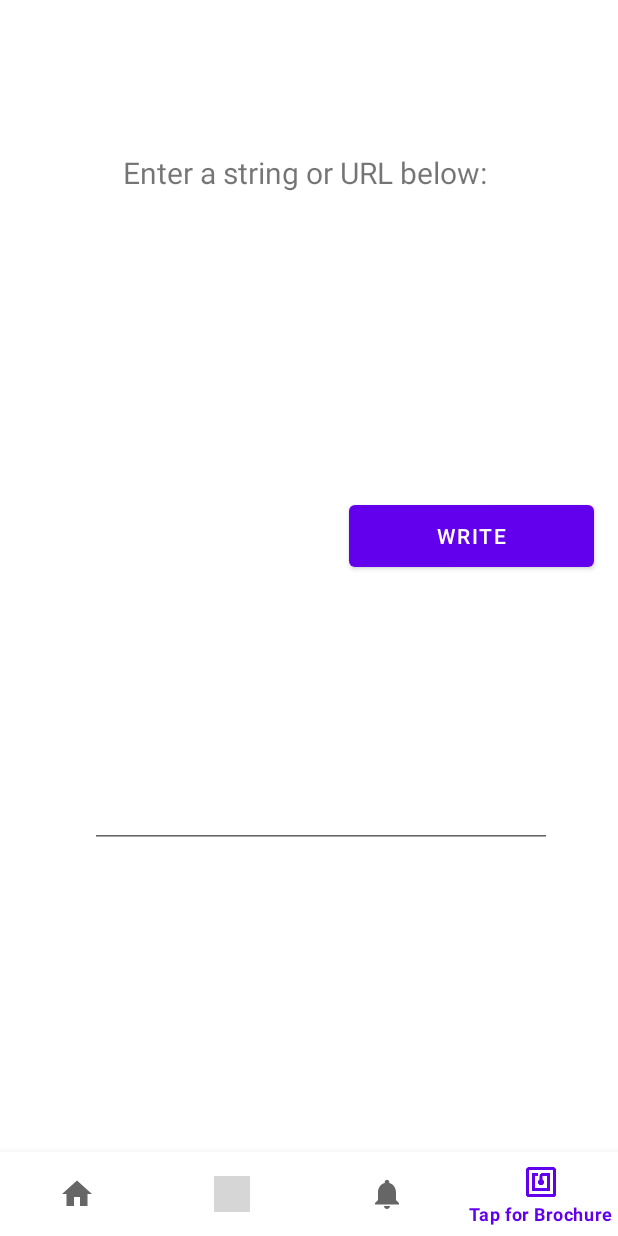
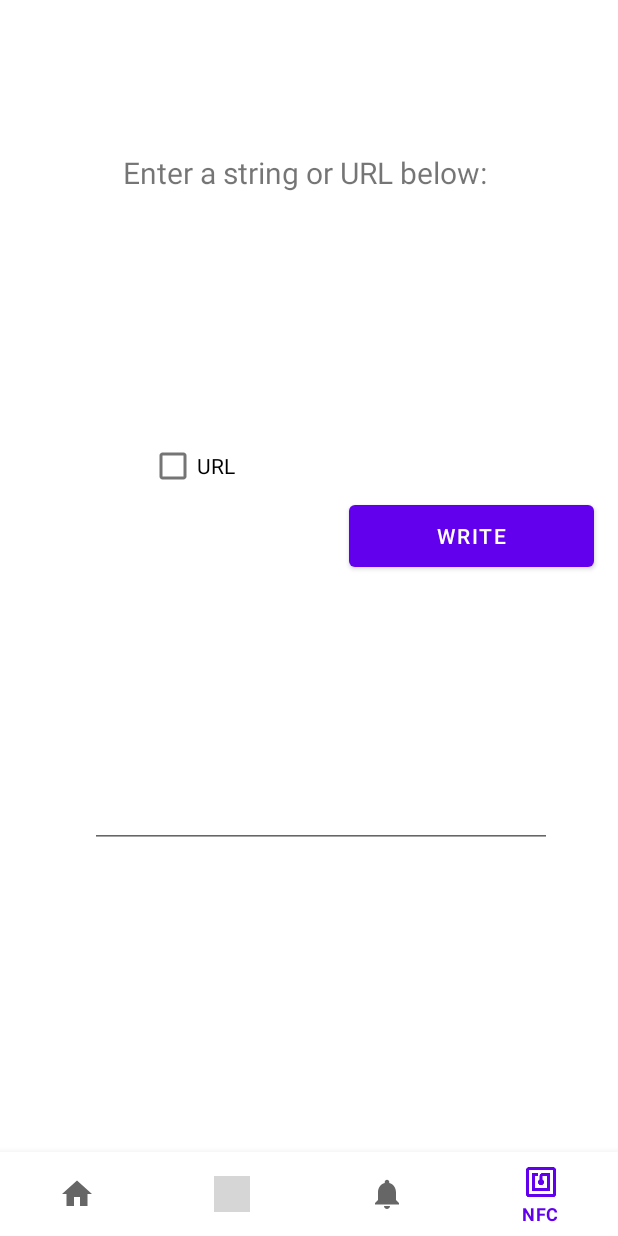
Before and after one commit to sarinderv/CMPE277-Zeus-Realty, an Android app: the NfcFragment screen opened through its navigation route, on a phone screen of 412 x 824 dp. Run offline under Robolectric (Android 15) with nearby library versions, the phone set to English and light mode, and no system bars; our stand-ins replace navigation-ui; libraries missing offline, so code that uses them is left out: com.nostra13.universalimageloader; 6 statements that could not run were skipped; grey boxes are pictures that could not be loaded.

Commit message:
added url checkbox

```diff
--- a/android-app/app/src/main/java/com/cmpe277/project/zeusrealty/MainActivity.java
+++ b/android-app/app/src/main/java/com/cmpe277/project/zeusrealty/MainActivity.java
@@ -11,7 +11,6 @@ import android.nfc.NfcAdapter;
 import android.os.Bundle;
 
 import com.cmpe277.project.zeusrealty.ui.nfc.NfcActivity;
-import com.cmpe277.project.zeusrealty.ui.nfc.NfcFragment;
 import com.google.android.material.bottomnavigation.BottomNavigationView;
 
 import androidx.appcompat.app.AppCompatActivity;
--- a/android-app/app/src/main/java/com/cmpe277/project/zeusrealty/ui/nfc/NfcFragment.java
+++ b/android-app/app/src/main/java/com/cmpe277/project/zeusrealty/ui/nfc/NfcFragment.java
@@ -5,6 +5,7 @@ import android.view.LayoutInflater;
 import android.view.View;
 import android.view.ViewGroup;
 import android.widget.Button;
+import android.widget.CheckBox;
 import android.widget.TextView;
 import android.widget.Toast;
 
@@ -13,8 +14,6 @@ import androidx.fragment.app.Fragment;
 import androidx.lifecycle.ViewModelProvider;
 
 import com.cmpe277.project.zeusrealty.databinding.FragmentNfcBinding;
-
-import java.util.Date;
 
 import pillownfc.PillowNfcManager;
 import pillownfc.util.WriteTagHelper;
@@ -45,6 +44,7 @@ public class NfcFragment extends Fragment {
         View root = binding.getRoot();
 
         final TextView textView = binding.textNfc;
+        final CheckBox url = binding.isUrl;
         nfcViewModel.getText().observe(getViewLifecycleOwner(), textView::setText);
 
         nfcManager = new PillowNfcManager(getActivity());
@@ -59,7 +59,7 @@ public class NfcFragment extends Fragment {
         Button writeButton = binding.writeButton;
         writeButton.setOnClickListener(v -> {
             String text = binding.textInput.getText().toString();
-            writeHelper.writeText(text);
+            writeHelper.writeText(text, url.isChecked());
         });
         return root;
     }
--- a/android-app/app/src/main/java/pillownfc/util/WriteTagHelper.java
+++ b/android-app/app/src/main/java/pillownfc/util/WriteTagHelper.java
@@ -32,10 +32,10 @@ public class WriteTagHelper implements PillowNfcManager.TagWriteErrorListener, P
 	 * Write the given text to a tag.
 	 * @param text
 	 */
-	public void writeText(String text){
+	public void writeText(String text, boolean isUrl){
 		dialog = createWaitingDialog();
 		dialog.show();
-		nfcManager.writeText(text);
+		nfcManager.writeText(text, isUrl);
 	}
 
 	public void setDialogViewId(int dialogViewId) {
--- a/android-app/app/src/main/res/layout/fragment_nfc.xml
+++ b/android-app/app/src/main/res/layout/fragment_nfc.xml
@@ -46,4 +46,14 @@
         app:layout_constraintStart_toStartOf="parent"
         app:layout_constraintTop_toBottomOf="@+id/write_button" />
 
+    <CheckBox
+        android:id="@+id/is_url"
+        android:layout_width="wrap_content"
+        android:layout_height="wrap_content"
+        android:layout_marginTop="48dp"
+        android:layout_marginEnd="76dp"
+        android:text="URL"
+        app:layout_constraintEnd_toStartOf="@+id/write_button"
+        app:layout_constraintTop_toBottomOf="@+id/text_nfc" />
+
 </androidx.constraintlayout.widget.ConstraintLayout>
--- a/android-app/app/src/main/res/values/strings.xml
+++ b/android-app/app/src/main/res/values/strings.xml
@@ -15,7 +15,7 @@
     <string name="title_map">Map</string>
     <string name="title_notifications">Notifications</string>
     <string name="goto_btn">Open Listing</string>
-    <string name="title_nfc">Tap for Brochure</string>
+    <string name="title_nfc">NFC</string>
     <string name="tag_written_toast">Tag Written!</string>
     <string name="cancel">Cancel</string>
     <string name="wait_write_dialog_title">Write NFC tag</string>
```
Also changed, not shown: android-app/app/src/main/java/com/cmpe277/project/zeusrealty/ui/nfc/NfcActivity.java (+7 -3 lines), android-app/app/src/main/java/pillownfc/PillowNfcManager.java (+10 -4 lines).
